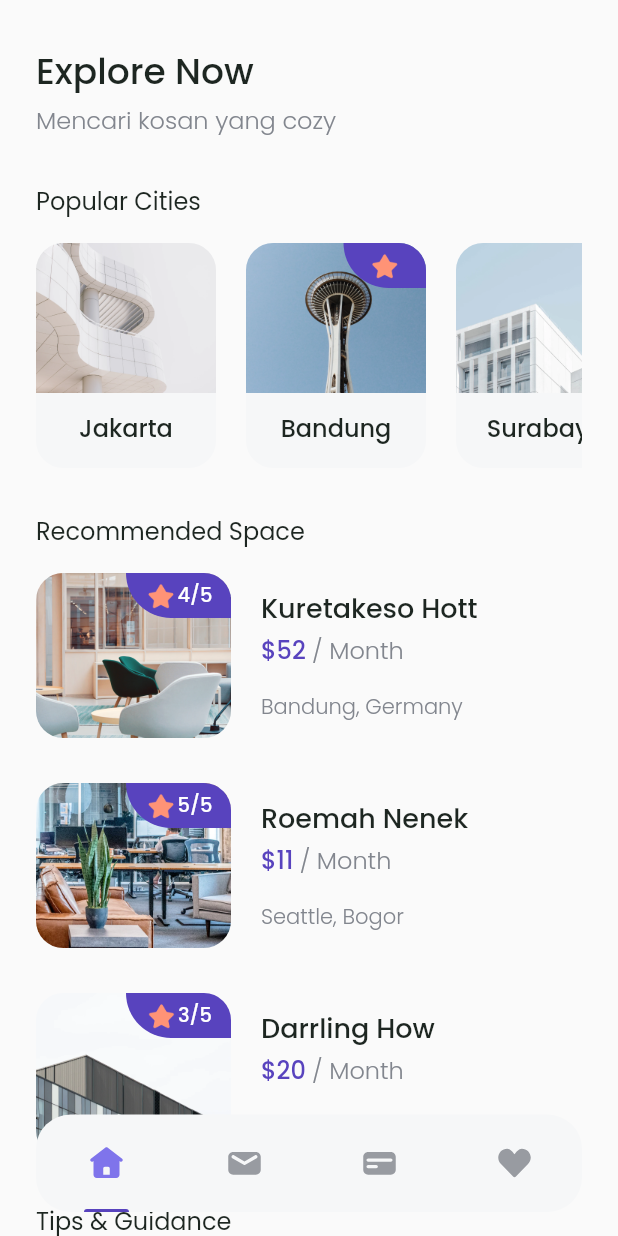
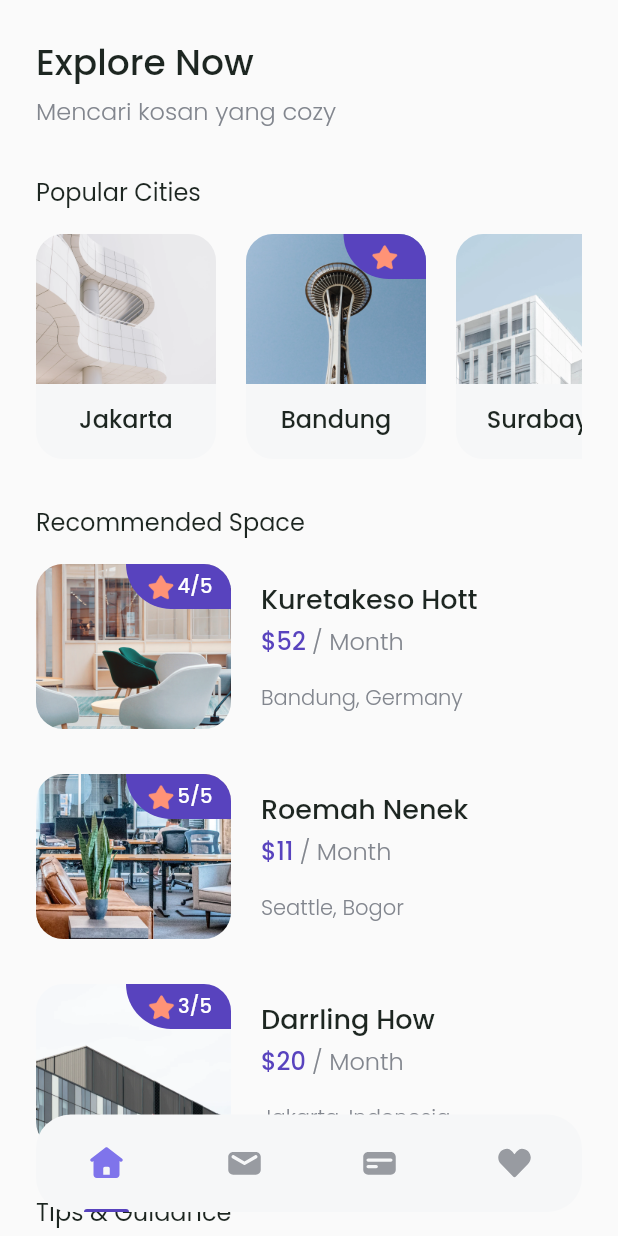
Before and after one commit to iqbalrasetiooo/cozy-app-bwa, a Flutter app: the HomePage screen opened directly, on a phone screen of 412 x 824 dp. Run offline on Flutter 3.47's test engine with Material 2 defaults, Android fonts, the phone set to English and light mode, and no system bars; our stand-ins replace flutter_svg, google_fonts.

Commit message:
add new update

```diff
--- a/lib/pages/home_page.dart
+++ b/lib/pages/home_page.dart
@@ -18,7 +18,7 @@ class HomePage extends StatelessWidget {
         bottom: false,
         child: ListView(
           children: [
-            const SizedBox(height: 30),
+            const SizedBox(height: 24),
             //NOTE: TITLE/HEADER
             Padding(
               padding: EdgeInsets.symmetric(horizontal: edge),
@@ -164,7 +164,7 @@ class HomePage extends StatelessWidget {
               ),
             ),
             const SizedBox(
-              height: 70,
+              height: 50 + 24,
             ),
           ],
         ),
@@ -187,15 +187,12 @@ class HomePage extends StatelessWidget {
             ),
             BottomNavbarItem(
               imageUrl: 'assets/Icon_mail_solid.svg',
-              isActive: false,
             ),
             BottomNavbarItem(
               imageUrl: 'assets/Icon_card_solid.svg',
-              isActive: false,
             ),
             BottomNavbarItem(
               imageUrl: 'assets/Icon_love_solid.svg',
-              isActive: false,
             ),
           ],
         ),
```
